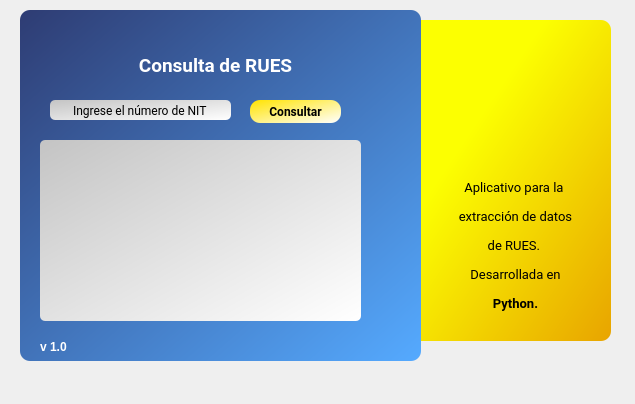
First picture: the form in v2.ui, repository MilerMB117/ScrapingRues, before the edit.
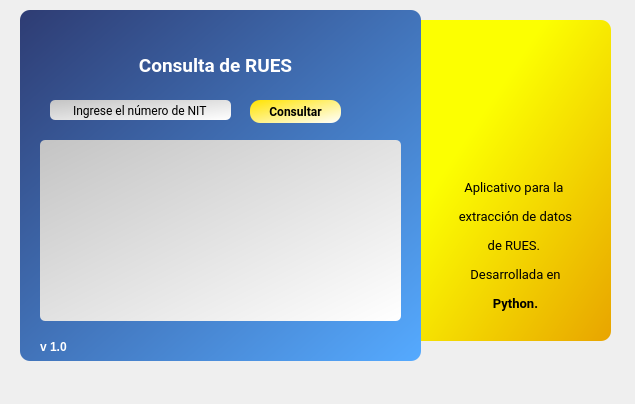
Second picture: the form after the edit. Icons and pictures are not drawn.

The edit to the form file:
```diff
--- a/v2.ui
+++ b/v2.ui
@@ -201,7 +201,7 @@
      <rect>
       <x>40</x>
       <y>140</y>
-      <width>321</width>
+      <width>361</width>
       <height>181</height>
      </rect>
     </property>
```
